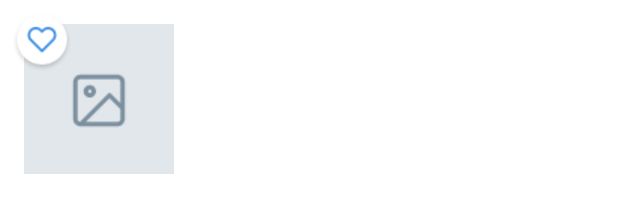
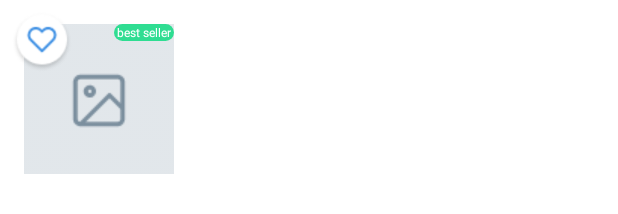
Before and after one commit to elianaferreira/ProductsList, an Android app: the layout item_product.xml on its own in the app's theme, with its tools: preview values and no code run, on a phone screen of 412 x 824 dp. Shown: the top 214 px of the screen. Run offline under Robolectric (Android 15) with nearby library versions, the phone set to English and light mode, and no system bars.

Commit message:
minor changes: added hint to SearchView and Badge to product

```diff
--- a/app/build.gradle
+++ b/app/build.gradle
@@ -46,7 +46,7 @@ dependencies {
     implementation 'com.squareup.retrofit2:converter-gson:2.9.0'
     implementation 'com.squareup.picasso:picasso:2.71828'
     implementation 'com.github.elianaferreira:genericviewholder:2.0.0'
-    implementation "androidx.preference:preference-ktx:1.1.1"
+    implementation "androidx.preference:preference-ktx:1.2.0"
 
     testImplementation 'junit:junit:4.13.2'
     androidTestImplementation 'androidx.test.ext:junit:1.1.3'
--- a/app/src/main/AndroidManifest.xml
+++ b/app/src/main/AndroidManifest.xml
@@ -6,7 +6,7 @@
     <uses-permission android:name="android.permission.INTERNET" />
 
     <application
-        android:allowBackup="true"
+        android:allowBackup="false"
         android:dataExtractionRules="@xml/data_extraction_rules"
         android:fullBackupContent="@xml/backup_rules"
         android:icon="@mipmap/ic_launcher"
--- /dev/null
+++ b/app/src/main/res/drawable/badge.xml
@@ -0,0 +1,5 @@
+<?xml version="1.0" encoding="utf-8"?>
+<shape xmlns:android="http://schemas.android.com/apk/res/android">
+    <solid android:color="@color/green"/>
+    <corners android:radius="@dimen/corner_radius"/>
+</shape>
--- a/app/src/main/res/layout/activity_main.xml
+++ b/app/src/main/res/layout/activity_main.xml
@@ -23,7 +23,8 @@
         android:background="@drawable/rounded_bg"
         app:queryBackground="@drawable/rounded_bg"
         app:submitBackground="@drawable/rounded_bg"
-        app:iconifiedByDefault="false" />
+        app:iconifiedByDefault="false"
+        app:queryHint="@string/search_hint"/>
 
     <View
         android:id="@+id/divider"
--- a/app/src/main/res/layout/item_product.xml
+++ b/app/src/main/res/layout/item_product.xml
@@ -9,11 +9,11 @@
         android:id="@+id/img_main"
         android:layout_width="@dimen/item_image_size"
         android:layout_height="@dimen/item_image_size"
-        android:src="@drawable/image"
+        android:layout_marginStart="@dimen/general_margin"
         android:layout_marginTop="@dimen/general_margin"
-        android:layout_marginStart="@dimen/general_margin"
+        android:layout_marginEnd="@dimen/space"
         android:layout_marginBottom="@dimen/space"
-        android:layout_marginEnd="@dimen/space"/>
+        android:src="@drawable/image" />
 
     <CheckBox
         android:id="@+id/chk_fav"
@@ -25,6 +25,16 @@
         android:layout_marginBottom="@dimen/medium_margin"
         android:button="@null"
         android:background="@drawable/fav_checkbox"/>
+
+    <TextView
+        android:id="@+id/badge"
+        android:layout_width="wrap_content"
+        android:layout_height="wrap_content"
+        android:layout_alignEnd="@id/img_main"
+        android:layout_alignParentTop="true"
+        android:layout_marginTop="@dimen/general_margin"
+        android:text="@string/best_seller"
+        style="@style/Badge"/>
 
     <TextView
         android:id="@+id/txt_item_description"
--- a/app/src/main/res/values/colors.xml
+++ b/app/src/main/res/values/colors.xml
@@ -6,6 +6,7 @@
     <color name="dark_blue">#0060b0</color>
     <color name="light_gray">#7b8e9d</color>
     <color name="ultra_light_gray">#F0F2F5</color>
+    <color name="green">#2FDD92</color>
 
     <color name="text_color">#232f39</color>
 
--- a/app/src/main/res/values/dimens.xml
+++ b/app/src/main/res/values/dimens.xml
@@ -4,10 +4,12 @@
     <dimen name="medium_margin">8dp</dimen>
     <dimen name="space">12dp</dimen>
     <dimen name="toolbar_margin">14.5sp</dimen>
+    <dimen name="minor_margin">2dp</dimen>
 
     <dimen name="title">18sp</dimen>
     <dimen name="medium_text">14sp</dimen>
     <dimen name="small_text">12sp</dimen>
+    <dimen name="minor_text_size">8sp</dimen>
 
     <dimen name="fav_icon_size">40dp</dimen>
     <dimen name="item_height">200dp</dimen>
--- a/app/src/main/res/values/strings.xml
+++ b/app/src/main/res/values/strings.xml
@@ -3,6 +3,8 @@
 
     <string name="price_label">$%1$s</string>
     <string name="products_label">Products</string>
+    <string name="search_hint">Search Product Name, Sku, Keyword…</string>
+    <string name="best_seller">best seller</string>
 
     <!-- error messages -->
     <string name="generic_error_message">An error occurred retrieving data from server</string>
--- a/app/src/main/res/values/styles.xml
+++ b/app/src/main/res/values/styles.xml
@@ -19,4 +19,12 @@
         <item name="android:textStyle">bold</item>
         <item name="android:foreground">@drawable/strikethrough</item>
     </style>
+
+    <style name="Badge" parent="Widget.AppCompat.TextView">
+        <item name="android:textColor">@color/white</item>
+        <item name="android:textSize">@dimen/minor_text_size</item>
+        <item name="android:background">@drawable/badge</item>
+        <item name="android:paddingStart">@dimen/minor_margin</item>
+        <item name="android:paddingEnd">@dimen/minor_margin</item>
+    </style>
 </resources>
```
Also changed, not shown: app/src/main/java/com/github/elianaferreira/productslist/stories/products/model/entities/AdvertisingBadges.kt (+1 -1 lines), app/src/main/java/com/github/elianaferreira/productslist/utils/ProductsListAdapter.kt (+11 -0 lines).
